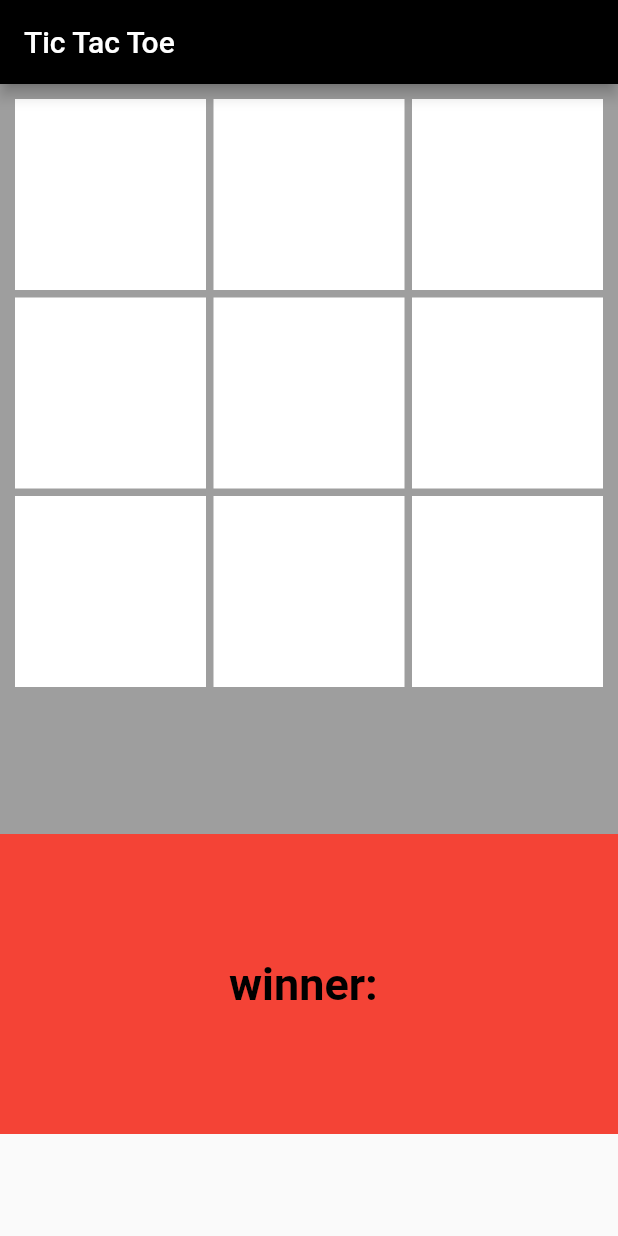
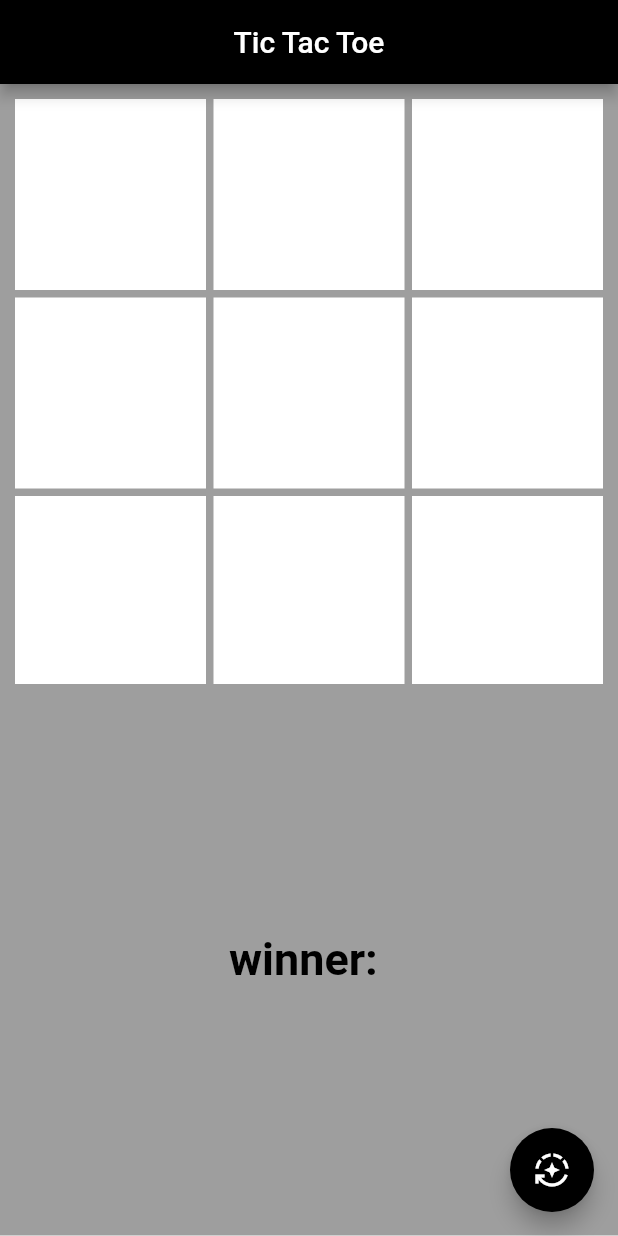
Before and after one commit to joanmdrs/tic-tac-toe, a Flutter app: the screen it shows after launch, on a phone screen of 412 x 824 dp. Run offline on Flutter 3.47's test engine with Material 2 defaults, Android fonts, the phone set to English and light mode, and no system bars.

```diff
--- a/tictactoe/lib/main.dart
+++ b/tictactoe/lib/main.dart
@@ -49,22 +49,51 @@ class _MyHomePageState extends State<MyHomePage> {
     });
   }
 
+  void _reset() {
+    setState(() {
+      state = 1;
+      game.reset();
+      board = game.GetBoard();
+      play = 0;
+      winner = "";
+    });
+  }
+
   @override
   Widget build(BuildContext context) {
     return Scaffold(
-      appBar: _buildAppBar(),
-      body: _buildBody(context),
-    );
+        appBar: _buildAppBar(),
+        body: _buildBody(context),
+        floatingActionButton: Row(
+          mainAxisAlignment: MainAxisAlignment.end,
+          children: [
+            FloatingActionButton(
+              onPressed: () {
+                _reset();
+              },
+              tooltip: 'Reset',
+              child: const Icon(Icons.auto_mode),
+              backgroundColor: Colors.black,
+            ),
+            // FloatingActionButton(
+            //   onPressed: (() => controller.reset()),
+            //   tooltip: 'Undo',
+            //   child: const Icon(Icons.undo),
+            //   backgroundColor: Colors.black,
+            // ),
+          ],
+        ));
   }
 
   _buildAppBar() {
     return AppBar(
       title: const Text('Tic Tac Toe'),
+      centerTitle: true,
       backgroundColor: Colors.black,
     );
   }
 
-  _buildWinner(){
+  _buildWinner() {
     return Center(
       child: Text(
         "winner: $winner",
@@ -78,22 +107,20 @@ class _MyHomePageState extends State<MyHomePage> {
   }
 
   _buildBody(context) {
-    return Column(
-      children: [
+    return Column(children: [
       Container(
-        height: 500,
+        height: 400,
         width: MediaQuery.of(context).size.width,
         color: Colors.grey,
         child: _buildBoard(),
       ),
       Container(
-        height: 200,
+        height: 367.636,
         width: MediaQuery.of(context).size.width,
-        color: Colors.red,
+        color: Colors.grey,
         child: _buildWinner(),
-      ),
+      )
     ]);
-
   }
 
   _buildBoard() {
@@ -114,7 +141,7 @@ class _MyHomePageState extends State<MyHomePage> {
     String? tile = board[index];
     return TextButton(
         style: ButtonStyle(
-            foregroundColor: MaterialStateProperty.all<Color>(Colors.blue)),
+          foregroundColor: MaterialStateProperty.all<Color>(Colors.black)),
         onPressed: () {
           _modifyState(index);
         },
```
Also changed, not shown: tictactoe/lib/controllers/tic_tac_toe_controller.dart (+6 -5 lines).
